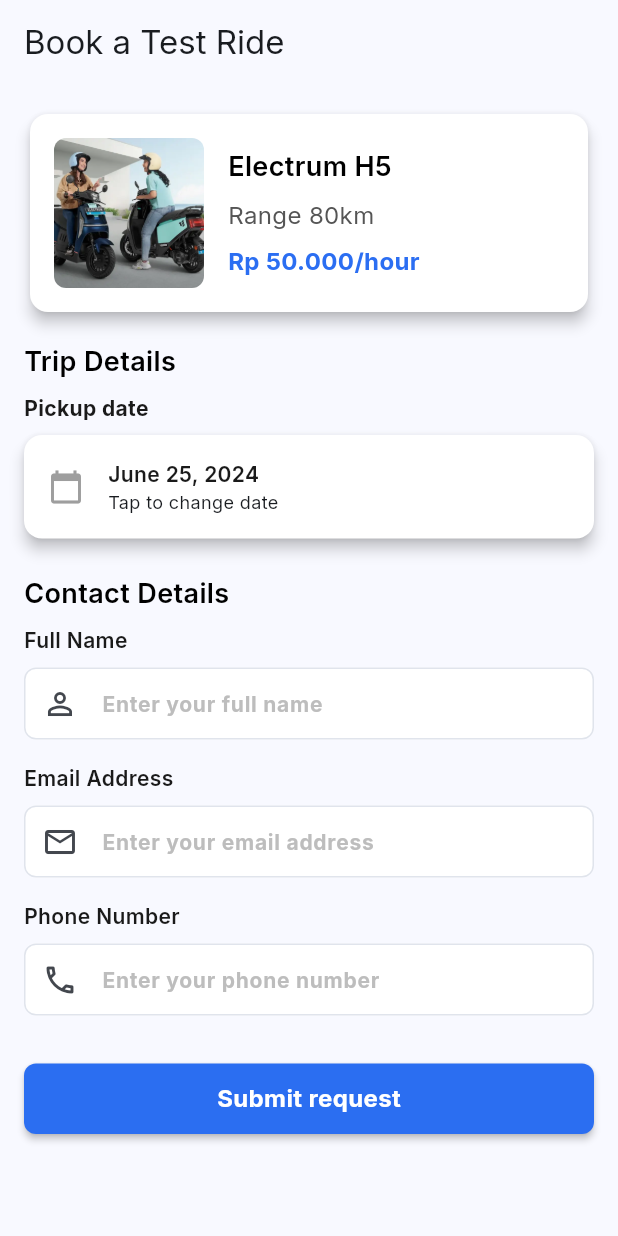
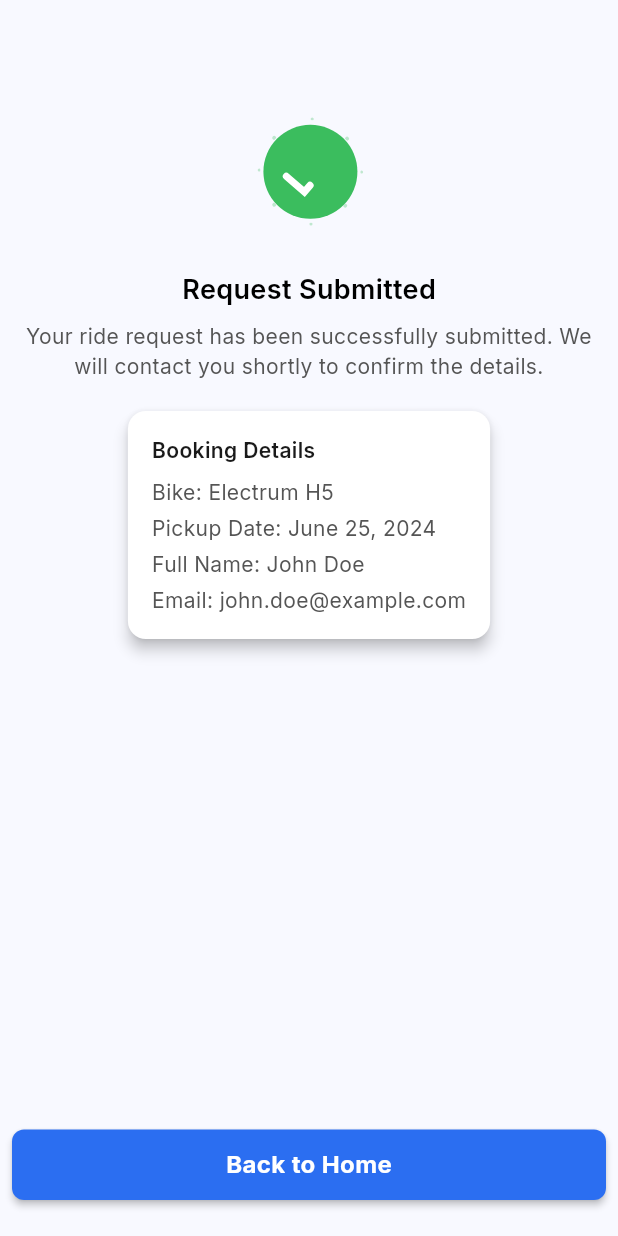
Before and after one commit to Jeff-Kidzie/light-electrum, a Flutter app: the screen it shows after launch, on a phone screen of 412 x 824 dp. Run offline on Flutter 3.47's test engine with Material 3 defaults, Android fonts, the phone set to English and light mode, and no system bars; our stand-ins replace google_fonts, lottie.

Commit message:
add skeleton for success page

```diff
--- a/lib/main.dart
+++ b/lib/main.dart
@@ -1,6 +1,5 @@
 import 'package:flutter/material.dart';
-import 'package:lightweight_electrum/screen/book_form_screen.dart';
-import 'package:lightweight_electrum/screen/detail_bike.dart';
+import 'package:lightweight_electrum/screen/success_book_screen.dart';
 import 'package:lightweight_electrum/theme/app_theme.dart';
 
 void main() {
@@ -17,7 +16,7 @@ class MyApp extends StatelessWidget {
       title: 'Flutter Demo',
       debugShowCheckedModeBanner: false,
       theme: AppTheme.lightTheme(),
-      home: const BookFormScreen(),
+      home: const SuccessBookScreen(),
     );
   }
 }
--- /dev/null
+++ b/lib/screen/success_book_screen.dart
@@ -0,0 +1,71 @@
+import 'package:flutter/material.dart';
+import 'package:lightweight_electrum/theme/app_text_styles.dart';
+import 'package:lightweight_electrum/widget/app_button.dart';
+import 'package:lottie/lottie.dart';
+
+class SuccessBookScreen extends StatelessWidget {
+  const SuccessBookScreen({super.key});
+
+  @override
+  Widget build(BuildContext context) {
+    return Scaffold(
+      appBar: AppBar(),
+      body: Padding(
+        padding: const EdgeInsets.all(8.0),
+        child: Column(
+          crossAxisAlignment: CrossAxisAlignment.center,
+          children: [
+            Center(
+              child: Lottie.asset(
+                'assets/animations/success.json',
+                width: 100,
+                height: 100,
+                fit: BoxFit.fill,
+              ),
+            ),
+            SizedBox(height: 16),
+            Text('Request Submitted', style: AppTextStyles.title),
+            SizedBox(height: 8),
+            Text(
+              'Your ride request has been successfully submitted. We will contact you shortly to confirm the details.',
+              style: AppTextStyles.bodyMedium,
+              textAlign: TextAlign.center,
+            ),
+            SizedBox(height: 16),
+            _CardBookDetail(),
+            Spacer(),
+            AppButton(onPressed: () {}, label: 'Back to Home'),
+            SizedBox(height: 16),
+          ],
+        ),
+      ),
+    );
+  }
+}
+
+class _CardBookDetail extends StatelessWidget {
+  const _CardBookDetail();
+
+  @override
+  Widget build(BuildContext context) {
+    return Card(
+      child: Padding(
+        padding: const EdgeInsets.all(16.0),
+        child: Column(
+          crossAxisAlignment: CrossAxisAlignment.start,
+          children: [
+            Text('Booking Details', style: AppTextStyles.semiBold),
+            SizedBox(height: 8),
+            Text('Bike: Electrum H5', style: AppTextStyles.regular),
+            SizedBox(height: 4),
+            Text('Pickup Date: June 25, 2024', style: AppTextStyles.regular),
+            SizedBox(height: 4),
+            Text('Full Name: John Doe', style: AppTextStyles.regular),
+            SizedBox(height: 4),
+            Text('Email: john.doe@example.com', style: AppTextStyles.regular),
+          ],
+        ),
+      ),
+    );
+  }
+}
--- a/pubspec.yaml
+++ b/pubspec.yaml
@@ -15,6 +15,8 @@ dependencies:
   cupertino_icons: ^1.0.8
   provider: ^6.1.5+1
   google_fonts: ^6.3.2
+  lottie: ^3.3.2
+  bloc: ^9.1.0
 
 dev_dependencies:
   flutter_test:
@@ -28,3 +30,4 @@ flutter:
   uses-material-design: true
   assets:
     - assets/images/
+    - assets/animations/
```
Also changed, not shown: assets/animations/success.json (added, +1 -0 lines), pubspec.lock.
